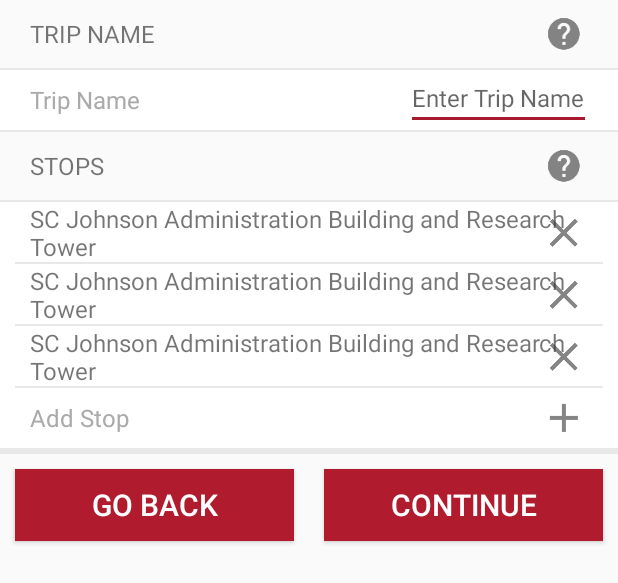
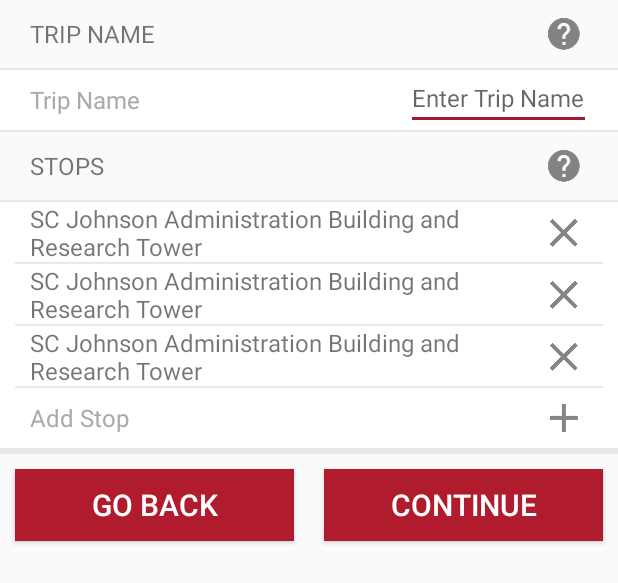
Before and after one commit to TekEffekt/Frank-Lloyd-Wright-Trail-Android, an Android app: the layout activity_edit_trip_planner_menu.xml on its own in the app's theme, with its tools: preview values and no code run, on a phone screen of 412 x 824 dp. Shown: the top 583 px of the screen. Run offline under Robolectric (Android 15) with nearby library versions, the phone set to English and light mode, and no system bars.

Commit message:
added right margin to tour_stop_item for the location name so names dont cover the remove X button

```diff
--- a/app/src/main/res/layout/tour_stop_item.xml
+++ b/app/src/main/res/layout/tour_stop_item.xml
@@ -14,6 +14,7 @@
         android:layout_width="wrap_content"
         android:layout_height="wrap_content"
         android:layout_marginLeft="20dp"
+        android:layout_marginRight="45dp"
         android:text="@string/scjohnson"
         android:textSize="16dp"
         android:layout_centerVertical="true"/>
```
